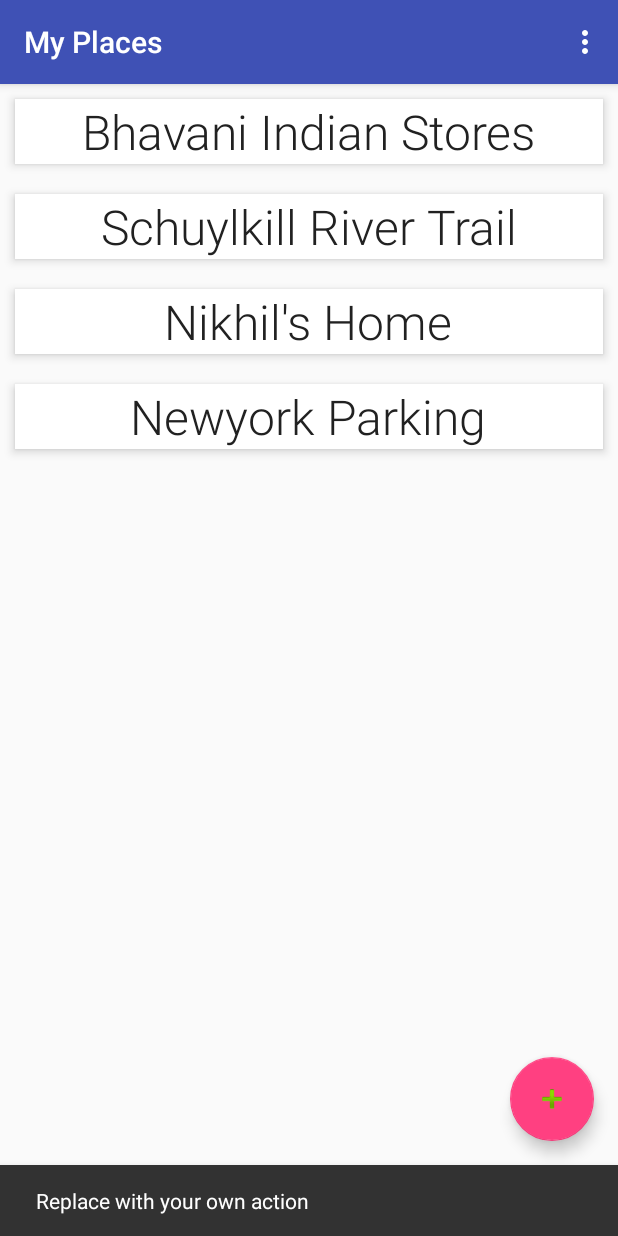
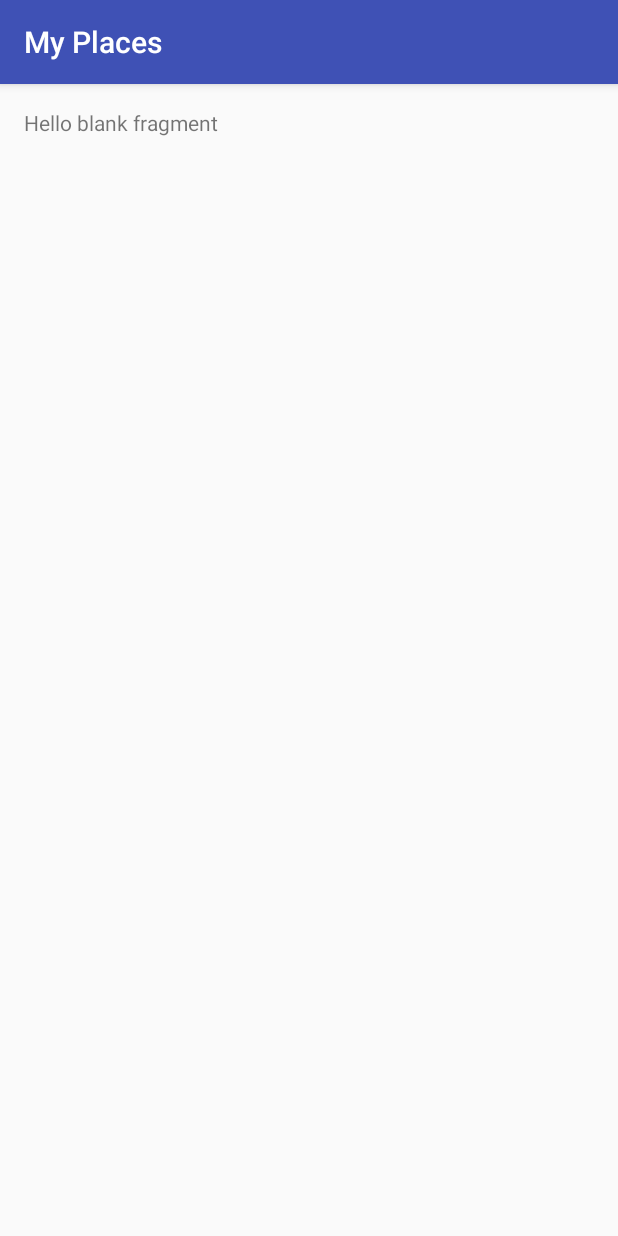
Before and after one commit to KarthicK10/AND_Capstone, an Android app: the screen it shows after launch (MainActivity before the commit, DetailActivity after it), after a tap on an icon or button, on a phone screen of 412 x 824 dp. Run offline under Robolectric (Android 15) with nearby library versions, the phone set to English and light mode, and no system bars.

Commit message:
feat: Support tab by adding different fragments to the same detail activity

```diff
--- a/MyPlaces/app/build.gradle
+++ b/MyPlaces/app/build.gradle
@@ -24,7 +24,8 @@ dependencies {
     androidTestCompile('com.android.support.test.espresso:espresso-core:2.2.2', {
         exclude group: 'com.android.support', module: 'support-annotations'
     })
-    compile 'com.android.support:appcompat-v7:25.0.1'
-    compile 'com.android.support:design:25.0.1'
+    compile 'com.android.support:appcompat-v7:25.1.0'
+    compile 'com.android.support:design:25.1.0'
+    compile 'com.android.support:support-v4:25.1.0'
     testCompile 'junit:junit:4.12'
 }
--- a/MyPlaces/app/src/main/AndroidManifest.xml
+++ b/MyPlaces/app/src/main/AndroidManifest.xml
@@ -18,6 +18,7 @@
                 <category android:name="android.intent.category.LAUNCHER" />
             </intent-filter>
         </activity>
+        <activity android:name=".DetailActivity"></activity>
     </application>
 
 </manifest>
--- /dev/null
+++ b/MyPlaces/app/src/main/java/com/example/karthick/myplaces/AddFragment.java
@@ -0,0 +1,29 @@
+package com.example.karthick.myplaces;
+
+
+import android.os.Bundle;
+import android.support.v4.app.Fragment;
+import android.view.LayoutInflater;
+import android.view.View;
+import android.view.ViewGroup;
+
+
+/**
+ * A simple {@link Fragment} subclass.
+ */
+public class AddFragment extends Fragment {
+
+
+    public AddFragment() {
+        // Required empty public constructor
+    }
+
+
+    @Override
+    public View onCreateView(LayoutInflater inflater, ViewGroup container,
+                             Bundle savedInstanceState) {
+        // Inflate the layout for this fragment
+        return inflater.inflate(R.layout.fragment_add, container, false);
+    }
+
+}
--- /dev/null
+++ b/MyPlaces/app/src/main/java/com/example/karthick/myplaces/DetailActivity.java
@@ -0,0 +1,27 @@
+package com.example.karthick.myplaces;
+
+import android.support.v7.app.AppCompatActivity;
+import android.os.Bundle;
+
+public class DetailActivity extends AppCompatActivity {
+
+    public static final String FRAGMENT_KEY = "FRAGMNET_KEY";
+    public static final String ADD_FRAGEMNET_TAG = "ADDFRG";
+
+    @Override
+    protected void onCreate(Bundle savedInstanceState) {
+        super.onCreate(savedInstanceState);
+        setContentView(R.layout.activity_detail);
+
+        if(savedInstanceState == null){
+            //Find which fragmnet to create based on fragment tag passed in intent.
+            String fragmentTag = getIntent().getStringExtra(FRAGMENT_KEY);
+            if(fragmentTag.equals(ADD_FRAGEMNET_TAG)){
+                AddFragment addFragment = new AddFragment();
+                getSupportFragmentManager().beginTransaction()
+                        .add(R.id.detail_container, addFragment)
+                        .commit();
+            }
+        }
+    }
+}
--- a/MyPlaces/app/src/main/java/com/example/karthick/myplaces/MainActivity.java
+++ b/MyPlaces/app/src/main/java/com/example/karthick/myplaces/MainActivity.java
@@ -1,8 +1,9 @@
 package com.example.karthick.myplaces;
 
+import android.content.Context;
+import android.content.Intent;
 import android.os.Bundle;
 import android.support.design.widget.FloatingActionButton;
-import android.support.design.widget.Snackbar;
 import android.support.v7.app.AppCompatActivity;
 import android.support.v7.widget.Toolbar;
 import android.view.Menu;
@@ -11,9 +12,11 @@ import android.view.View;
 
 public class MainActivity extends AppCompatActivity {
 
+    private Context mContext;
     @Override
     protected void onCreate(Bundle savedInstanceState) {
         super.onCreate(savedInstanceState);
+        mContext = this;
         setContentView(R.layout.activity_main);
         Toolbar toolbar = (Toolbar) findViewById(R.id.toolbar);
         setSupportActionBar(toolbar);
@@ -22,8 +25,11 @@ public class MainActivity extends AppCompatActivity {
         fab.setOnClickListener(new View.OnClickListener() {
             @Override
             public void onClick(View view) {
-                Snackbar.make(view, "Replace with your own action", Snackbar.LENGTH_LONG)
-                        .setAction("Action", null).show();
+                /*Snackbar.make(view, "Replace with your own action", Snackbar.LENGTH_LONG)
+                        .setAction("Action", null).show();*/
+                Intent intent = new Intent(mContext, DetailActivity.class);
+                intent.putExtra(DetailActivity.FRAGMENT_KEY, DetailActivity.ADD_FRAGEMNET_TAG);
+                startActivity(intent);
             }
         });
     }
--- /dev/null
+++ b/MyPlaces/app/src/main/res/layout/activity_detail.xml
@@ -0,0 +1,11 @@
+<?xml version="1.0" encoding="utf-8"?>
+<FrameLayout xmlns:android="http://schemas.android.com/apk/res/android"
+    xmlns:tools="http://schemas.android.com/tools"
+    android:id="@+id/detail_container"
+    android:layout_width="match_parent"
+    android:layout_height="match_parent"
+    android:paddingBottom="@dimen/activity_vertical_margin"
+    android:paddingLeft="@dimen/activity_horizontal_margin"
+    android:paddingRight="@dimen/activity_horizontal_margin"
+    android:paddingTop="@dimen/activity_vertical_margin"
+    tools:context="com.example.karthick.myplaces.DetailActivity"/>
--- /dev/null
+++ b/MyPlaces/app/src/main/res/layout/fragment_add.xml
@@ -0,0 +1,13 @@
+<FrameLayout xmlns:android="http://schemas.android.com/apk/res/android"
+    xmlns:tools="http://schemas.android.com/tools"
+    android:layout_width="match_parent"
+    android:layout_height="match_parent"
+    tools:context="com.example.karthick.myplaces.AddFragment">
+
+    <!-- TODO: Update blank fragment layout -->
+    <TextView
+        android:layout_width="match_parent"
+        android:layout_height="match_parent"
+        android:text="@string/hello_blank_fragment" />
+
+</FrameLayout>
--- a/MyPlaces/app/src/main/res/values/strings.xml
+++ b/MyPlaces/app/src/main/res/values/strings.xml
@@ -4,4 +4,7 @@
 
     <!-- Empty places database -->
     <string name="empty_places_list">"Add the places that you need handy."</string>
+
+    <!-- TODO: Remove or change this placeholder text -->
+    <string name="hello_blank_fragment">Hello blank fragment</string>
 </resources>
```
